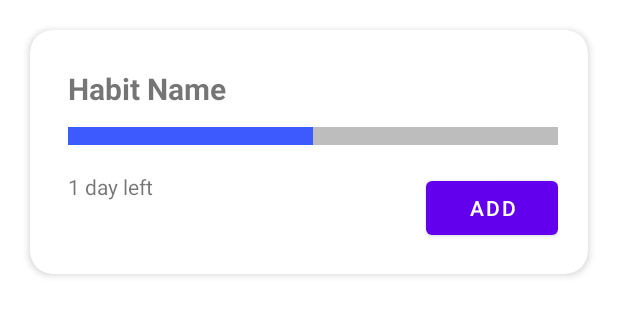
After one commit to angiegyi/Thrive-App, an Android app: the layout card_habit.xml on its own in the app's theme, with its tools: preview values and no code run, on a phone screen of 412 x 824 dp. The commit adds this screen. Shown: the top 316 px of the screen. Run offline under Robolectric (Android 15) with nearby library versions, the phone set to English and light mode, and no system bars.

Commit message:
Habits XML File
Adding the card layout for habits (card_habit.xml), recycler view in habits.xml, and new habit layout (new_habit.xml).

```diff
--- /dev/null
+++ b/app/src/main/res/layout/card_habit.xml
@@ -0,0 +1,69 @@
+<?xml version="1.0" encoding="utf-8"?>
+<androidx.cardview.widget.CardView xmlns:android="http://schemas.android.com/apk/res/android"
+    xmlns:card_view="http://schemas.android.com/apk/res-auto"
+    android:id="@+id/card_view"
+    android:layout_width="match_parent"
+    android:layout_height="wrap_content"
+    android:layout_margin="20dp"
+    android:background="@android:drawable/dialog_holo_light_frame"
+    card_view:cardBackgroundColor="@android:color/white"
+    card_view:cardCornerRadius="15dp"
+    card_view:cardElevation="3dp">
+
+    <RelativeLayout
+        android:layout_width="match_parent"
+        android:layout_height="match_parent"
+        android:padding="20dp">
+
+        <TextView
+            android:id="@+id/habit_name"
+            android:layout_width="wrap_content"
+            android:layout_height="wrap_content"
+            android:layout_alignParentStart="true"
+            android:layout_alignParentTop="true"
+            android:layout_marginStart="5dp"
+            android:layout_marginTop="5dp"
+            android:text="Habit Name"
+            android:textSize="20sp"
+            android:textStyle="bold" />
+
+        <ProgressBar
+            android:id="@+id/habit_progress_bar"
+            style="@android:style/Widget.Material.Light.ProgressBar.Horizontal"
+            android:layout_width="fill_parent"
+            android:layout_height="wrap_content"
+            android:layout_below="@+id/habit_name"
+            android:layout_alignLeft="@id/habit_name"
+            android:layout_marginTop="10dp"
+            android:indeterminate="false"
+            android:max="100"
+            android:progress="50"
+            android:progressBackgroundTint="@color/black"
+            android:progressTint="@color/blue"
+            android:scaleY="3" />
+
+        <TextView
+            android:id="@+id/habit_left"
+            android:layout_width="wrap_content"
+            android:layout_height="wrap_content"
+            android:layout_below="@+id/habit_progress_bar"
+            android:layout_alignLeft="@id/habit_name"
+            android:layout_alignBottom="@id/habit_button"
+            android:layout_marginTop="16dp"
+            android:layout_marginBottom="3dp"
+            android:text="1 day left"
+            android:textSize="14sp" />
+
+        <Button
+            android:id="@+id/habit_button"
+            android:layout_width="wrap_content"
+            android:layout_height="wrap_content"
+            android:layout_below="@+id/habit_progress_bar"
+            android:layout_alignEnd="@id/habit_progress_bar"
+            android:layout_marginStart="10dp"
+            android:layout_marginTop="16dp"
+            android:text="Add" />
+
+
+    </RelativeLayout>
+</androidx.cardview.widget.CardView>
```
Also changed, not shown: app/src/main/res/layout/habits.xml (+25 -0 lines), app/src/main/res/layout/new_habit.xml (added, +56 -0 lines).
